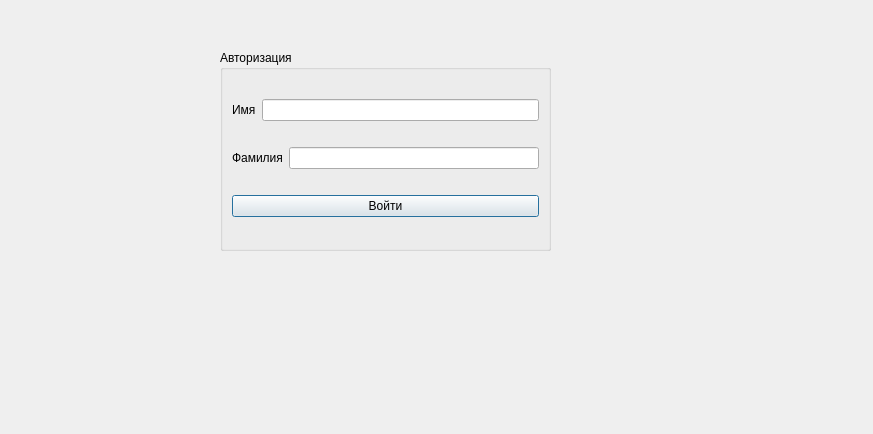
Old version of the form Interface/registration.ui in the repository Doveri/komsomols_work.
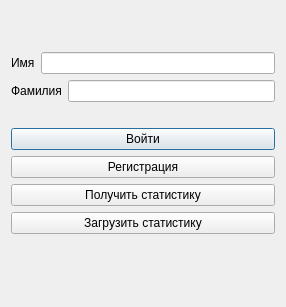
New version of the form.

```diff
--- a/Interface/registration.ui
+++ b/Interface/registration.ui
@@ -6,27 +6,25 @@
    <rect>
     <x>0</x>
     <y>0</y>
-    <width>873</width>
-    <height>434</height>
+    <width>286</width>
+    <height>307</height>
    </rect>
   </property>
   <property name="windowTitle">
    <string>Dialog</string>
   </property>
-  <widget class="QGroupBox" name="groupBox">
-   <property name="geometry">
-    <rect>
-     <x>220</x>
-     <y>50</y>
-     <width>331</width>
-     <height>201</height>
-    </rect>
-   </property>
-   <property name="title">
-    <string>Авторизация</string>
-   </property>
    <layout class="QVBoxLayout" name="verticalLayout">
     <item>
+    <layout class="QVBoxLayout" name="verticalLayout_4">
+     <property name="topMargin">
+      <number>0</number>
+     </property>
+     <item>
+      <layout class="QVBoxLayout" name="verticalLayout_2">
+       <property name="topMargin">
+        <number>0</number>
+       </property>
+       <item>
      <layout class="QHBoxLayout" name="horizontalLayout">
       <item>
        <widget class="QLabel" name="label">
@@ -54,15 +52,72 @@
       </item>
      </layout>
     </item>
+      </layout>
+     </item>
     <item>
-     <widget class="QPushButton" name="pushButton">
+      <widget class="QLabel" name="pppp">
+       <property name="sizePolicy">
+        <sizepolicy hsizetype="Fixed" vsizetype="Maximum">
+         <horstretch>0</horstretch>
+         <verstretch>0</verstretch>
+        </sizepolicy>
+       </property>
+       <property name="text">
+        <string/>
+       </property>
+      </widget>
+     </item>
+     <item>
+      <layout class="QVBoxLayout" name="verticalLayout_3">
+       <property name="topMargin">
+        <number>0</number>
+       </property>
+       <item>
+        <widget class="QPushButton" name="auth">
       <property name="text">
        <string>Войти</string>
       </property>
      </widget>
     </item>
-   </layout>
-  </widget>
+       <item>
+        <widget class="QPushButton" name="reg">
+         <property name="text">
+          <string>Регистрация</string>
+         </property>
+        </widget>
+       </item>
+       <item>
+        <widget class="QPushButton" name="get_stats">
+         <property name="text">
+          <string>Получить статистику</string>
+         </property>
+        </widget>
+       </item>
+       <item>
+        <widget class="QPushButton" name="Upload">
+         <property name="text">
+          <string>Загрузить статистику</string>
+         </property>
+        </widget>
+       </item>
+       <item>
+        <widget class="QLabel" name="stat">
+         <property name="sizePolicy">
+          <sizepolicy hsizetype="Preferred" vsizetype="Fixed">
+           <horstretch>0</horstretch>
+           <verstretch>0</verstretch>
+          </sizepolicy>
+         </property>
+         <property name="text">
+          <string/>
+         </property>
+        </widget>
+       </item>
+      </layout>
+     </item>
+    </layout>
+   </item>
+  </layout>
  </widget>
  <resources/>
  <connections/>
```
Left out of the diff: 4 changed lines with no effect on the pictures. Lines whose indentation alone changed are shown as unchanged.
